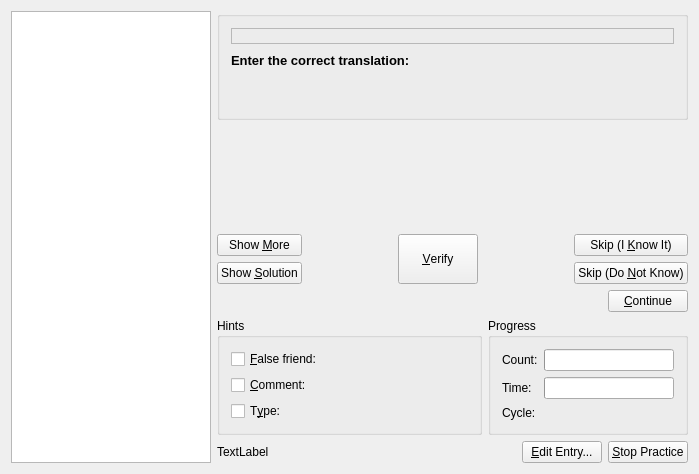
Before: the Qt Designer form src/practice/writtenpracticedialog.ui in KDE/parley, drawn with Qt 5.
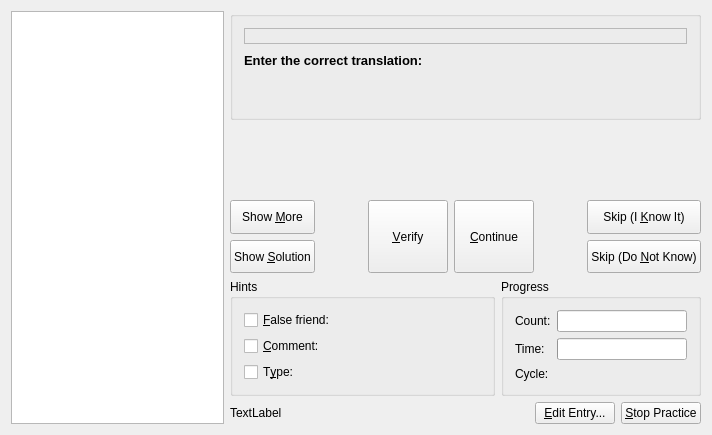
After: the same form once the commit is applied.

Commit message: Make the continue button slightly bigger and centered. Still not that great...

Diff of the .ui file:
```diff
--- a/src/practice/writtenpracticedialog.ui
+++ b/src/practice/writtenpracticedialog.ui
@@ -6,8 +6,8 @@
    <rect>
     <x>0</x>
     <y>0</y>
-    <width>697</width>
-    <height>474</height>
+    <width>712</width>
+    <height>435</height>
    </rect>
   </property>
   <property name="sizePolicy" >
@@ -197,7 +197,7 @@
        <item>
         <widget class="QPushButton" name="verify" >
          <property name="sizePolicy" >
-          <sizepolicy vsizetype="Minimum" hsizetype="Minimum" >
+          <sizepolicy vsizetype="Minimum" hsizetype="Expanding" >
            <horstretch>0</horstretch>
            <verstretch>0</verstretch>
           </sizepolicy>
@@ -207,6 +207,19 @@
          </property>
         </widget>
        </item>
+       <item>
+        <widget class="QPushButton" name="continueButton" >
+         <property name="sizePolicy" >
+          <sizepolicy vsizetype="Expanding" hsizetype="Expanding" >
+           <horstretch>0</horstretch>
+           <verstretch>0</verstretch>
+          </sizepolicy>
+         </property>
+         <property name="text" >
+          <string>&amp;Continue</string>
+         </property>
+        </widget>
+       </item>
        <item>
         <spacer>
          <property name="orientation" >
@@ -252,30 +265,6 @@
        </item>
       </layout>
      </item>
-     <item>
-      <layout class="QHBoxLayout" >
-       <item>
-        <spacer>
-         <property name="orientation" >
-          <enum>Qt::Horizontal</enum>
-         </property>
-         <property name="sizeHint" >
-          <size>
-           <width>40</width>
-           <height>20</height>
-          </size>
-         </property>
-        </spacer>
-       </item>
-       <item>
-        <widget class="QPushButton" name="continueButton" >
-         <property name="text" >
-          <string>&amp;Continue</string>
-         </property>
-        </widget>
-       </item>
-      </layout>
-     </item>
      <item>
       <layout class="QHBoxLayout" >
        <item>
```
The commit also changes 1 other file.
